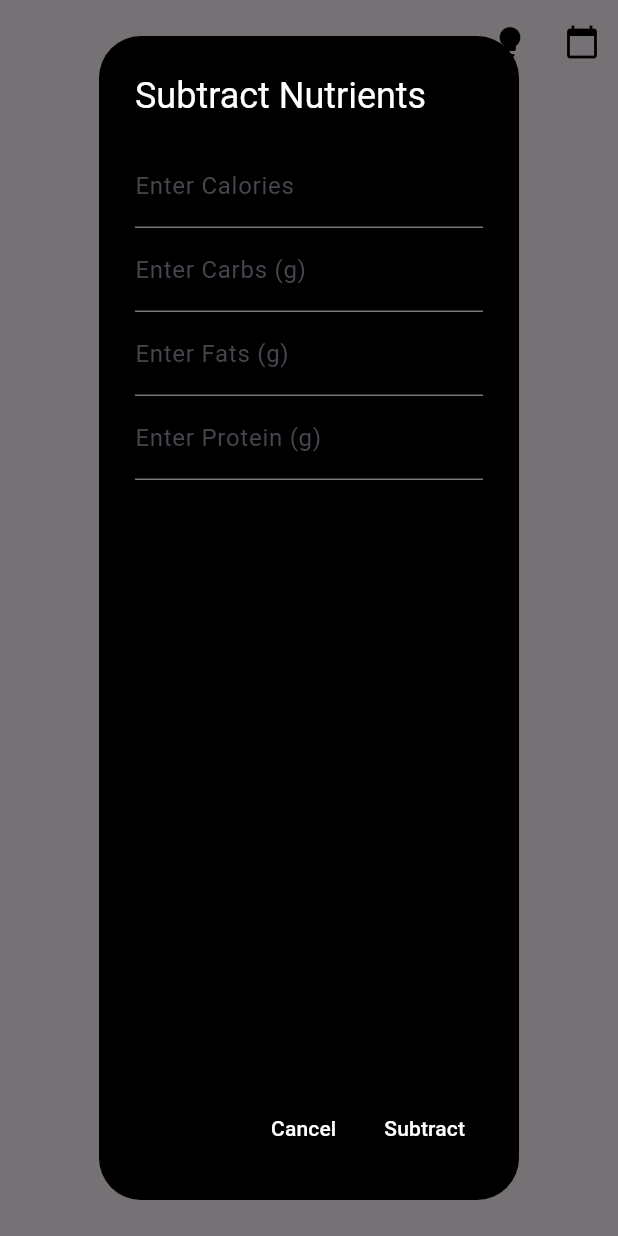
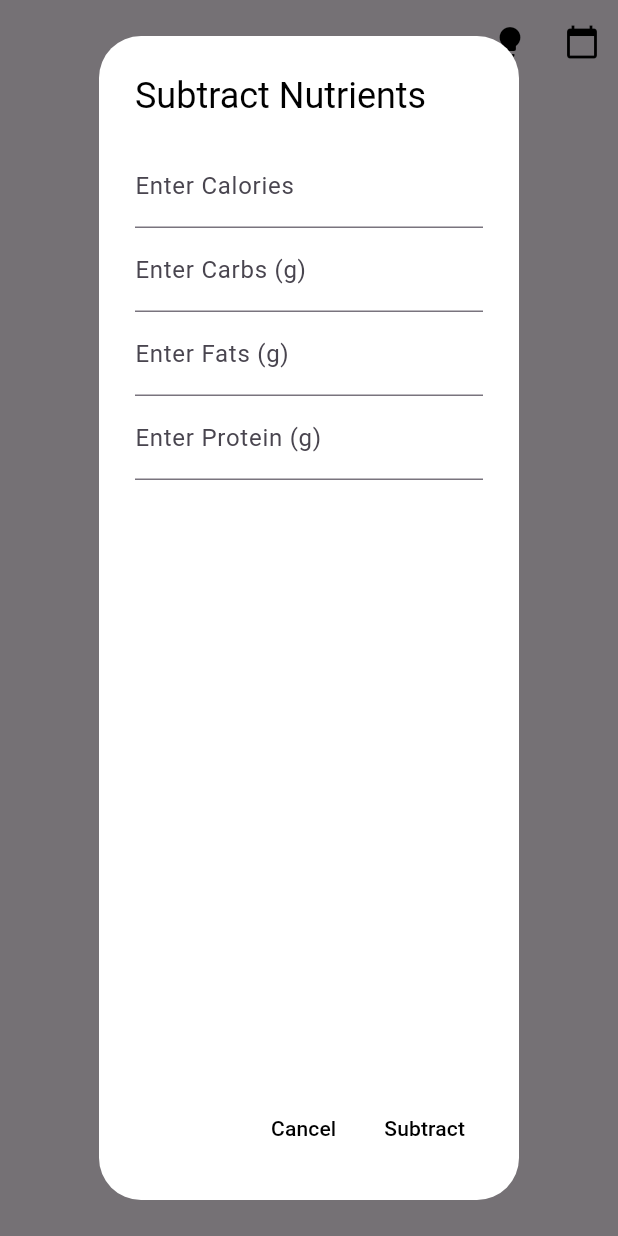
Before and after one commit to Luk139/nutrimate2, a Flutter app: the screen it shows after launch, after a tap on "Subtract Nutrients", on a phone screen of 412 x 824 dp. Run offline on Flutter 3.47's test engine with Material 3 defaults, Android fonts, the phone set to English and light mode, and no system bars; our stand-ins replace sqflite; accounts and stored records are empty.

```diff
--- a/lib/nutrient_tracker_home_page.dart
+++ b/lib/nutrient_tracker_home_page.dart
@@ -235,18 +235,17 @@ Widget _buildDayStreakWidget(BuildContext context, int streakCount) {
       },
     );
   }
-
 Future<void> _showSubtractNutrientsDialog(BuildContext context) async {
   final isLightMode = Theme.of(context).brightness == Brightness.light;
   showDialog(
     context: context,
     builder: (BuildContext dialogContext) {
       return AlertDialog(
-          backgroundColor: isLightMode ? Colors.black : Colors.white,
+        backgroundColor: isLightMode ? Colors.white : Colors.black,
         title: Text(
           'Subtract Nutrients',
           style: TextStyle(
-              color: isLightMode ? Colors.white : Colors.black,
+            color: isLightMode ? Colors.black : Colors.white,
           ),
         ),
         content: Column(
@@ -266,7 +265,7 @@ Widget _buildDayStreakWidget(BuildContext context, int streakCount) {
             child: Text(
               'Cancel',
               style: TextStyle(
-                  color: isLightMode ? Colors.white : Colors.black,
+                color: isLightMode ? Colors.black : Colors.white,
               ),
             ),
           ),
@@ -290,7 +289,7 @@ Widget _buildDayStreakWidget(BuildContext context, int streakCount) {
             child: Text(
               'Subtract',
               style: TextStyle(
-                  color: isLightMode ? Colors.white : Colors.black,
+                color: isLightMode ? Colors.black : Colors.white,
               ),
             ),
           ),
@@ -299,6 +298,7 @@ Widget _buildDayStreakWidget(BuildContext context, int streakCount) {
     },
   );
 }
+
 
 
   Widget _buildNutrientTextField(String nutrientName, TextEditingController controller) {
--- a/pubspec.yaml
+++ b/pubspec.yaml
@@ -1,7 +1,7 @@
 name: nutrimate
-description: "A new Flutter project."
+description: "A simple nutrient tracking app with no signup/internet nonsense"
 publish_to: 'none'
-version: 0.1.0
+version: 2.0.0
 
 environment:
   sdk: '>=3.2.6 <4.0.0'
```
Also changed, not shown: 8 other files. Lines whose indentation alone changed are shown as unchanged.
